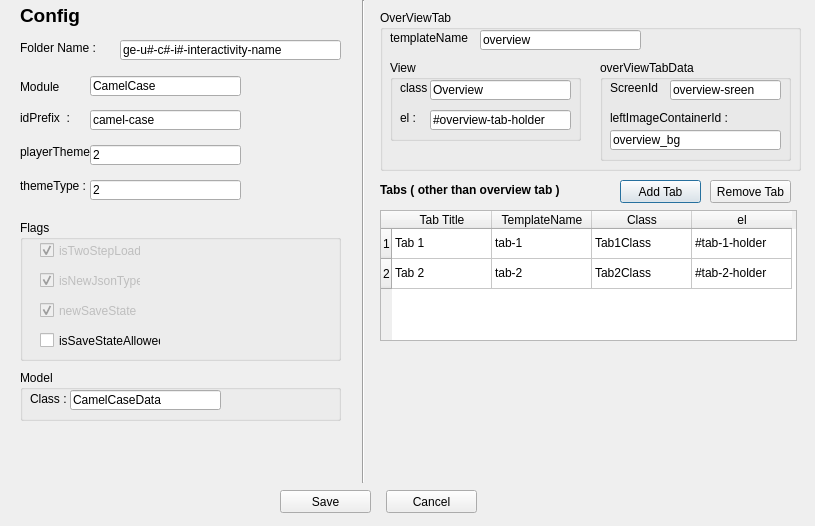
Above: newinteractivityform.ui from vihangpatel/WatchDog2 before the change. Below: the same form after it.
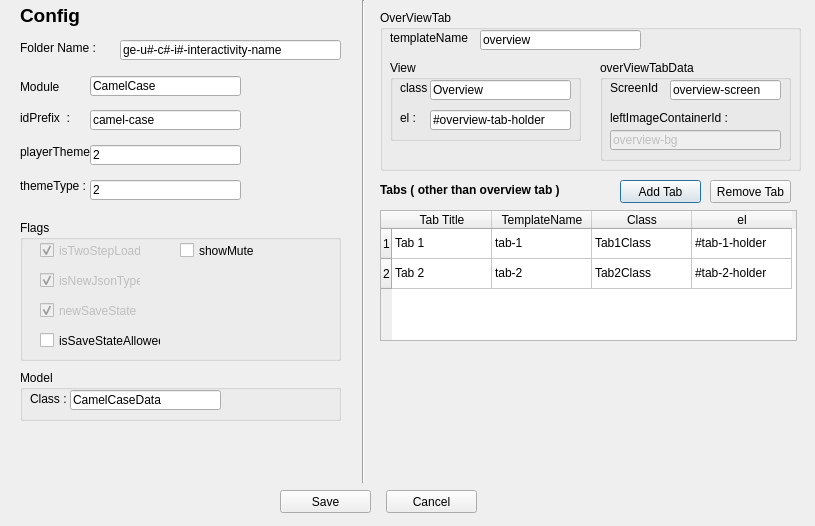
That is the form after the change.

```diff
--- a/newinteractivityform.ui
+++ b/newinteractivityform.ui
@@ -141,6 +141,19 @@
      <bool>true</bool>
     </property>
    </widget>
+   <widget class="QCheckBox" name="cb_showMute">
+    <property name="geometry">
+     <rect>
+      <x>160</x>
+      <y>20</y>
+      <width>81</width>
+      <height>21</height>
+     </rect>
+    </property>
+    <property name="text">
+     <string>showMute</string>
+    </property>
+   </widget>
   </widget>
   <widget class="QLabel" name="label_4">
    <property name="geometry">
@@ -358,7 +371,7 @@
       </rect>
      </property>
      <property name="text">
-      <string>overview-sreen</string>
+      <string>overview-screen</string>
      </property>
     </widget>
     <widget class="QLabel" name="label_11">
@@ -375,6 +388,9 @@
      </property>
     </widget>
     <widget class="QLineEdit" name="leftImageId">
+     <property name="enabled">
+      <bool>false</bool>
+     </property>
      <property name="geometry">
       <rect>
        <x>10</x>
@@ -384,7 +400,10 @@
       </rect>
      </property>
      <property name="text">
-      <string>overview_bg</string>
+      <string>overview-bg</string>
+     </property>
+     <property name="readOnly">
+      <bool>false</bool>
      </property>
     </widget>
    </widget>
```
